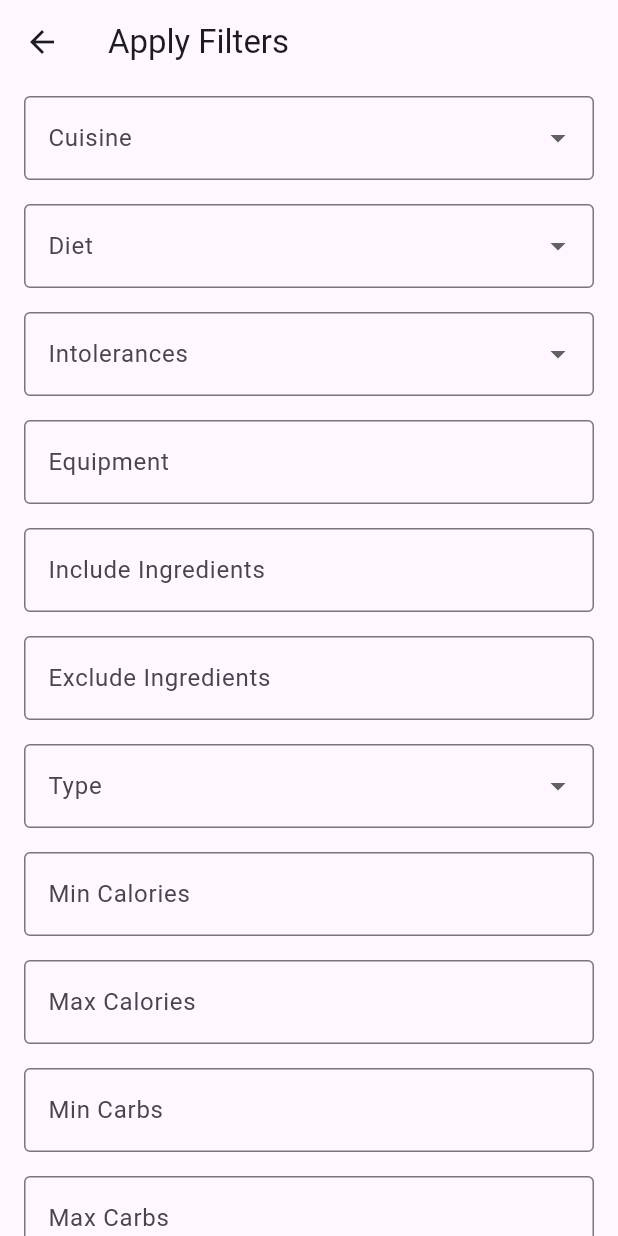
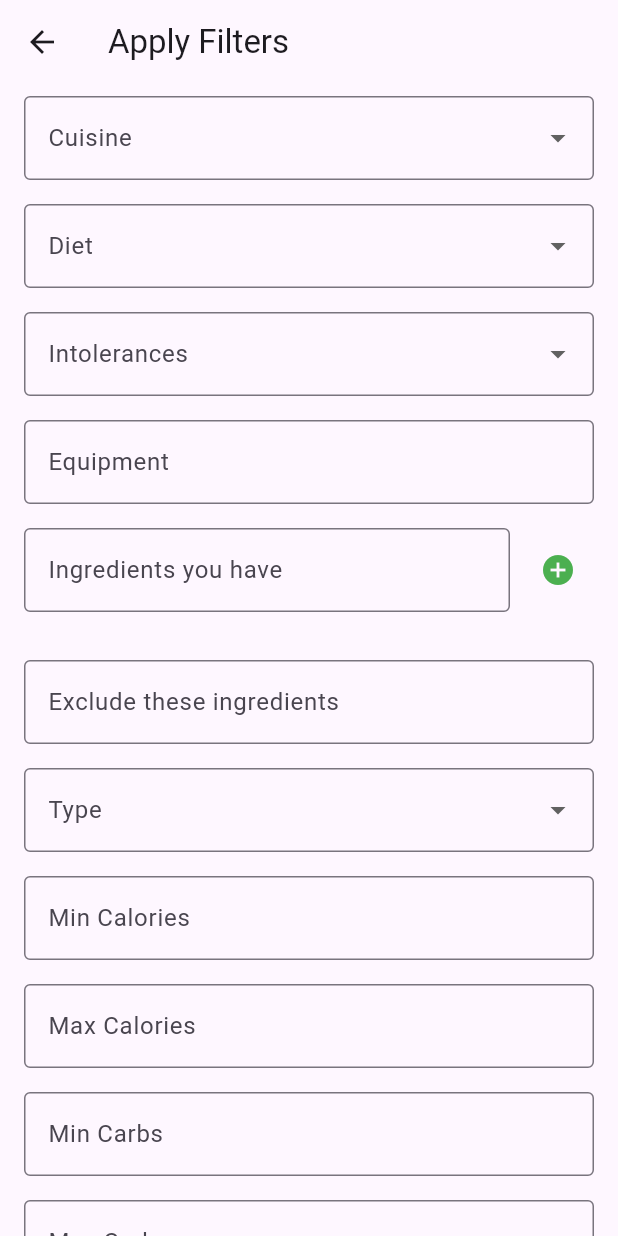
Before and after one commit to vincenzo-ray/quickbite, a Flutter app: the screen it shows after launch, after a tap on "Filters", on a phone screen of 412 x 824 dp. Run offline on Flutter 3.47's test engine with Material 3 defaults, Android fonts, the phone set to English and light mode, and no system bars; our stand-ins replace app_links, flutter_html, go_router, logger, share_plus.

Commit message:
added functionality in filter screen to search by user's ingredients they have

```diff
--- a/quickbite/lib/screens/filter_screen.dart
+++ b/quickbite/lib/screens/filter_screen.dart
@@ -17,40 +17,81 @@ class FilterScreen extends StatefulWidget {
 class FilterScreenState extends State<FilterScreen> {
   late Map<String, dynamic> _filters;
   final _controllers = <String, TextEditingController>{};
+  final List<String> _includeIngredientsList = []; // Store ingredients dynamically
 
-  // initialize all filter boxes
   @override
   void initState() {
     super.initState();
+
+    // Ensure _filters is initialized properly
     _filters = Map<String, dynamic>.from(widget.initialFilters);
-    _controllers['equipment'] =
-        TextEditingController(text: _filters['equipment']);
-    _controllers['includeIngredients'] =
-        TextEditingController(text: _filters['includeIngredients']);
-    _controllers['excludeIngredients'] =
-        TextEditingController(text: _filters['excludeIngredients']);
-    _controllers['minCalories'] =
-        TextEditingController(text: _filters['minCalories']?.toString());
-    _controllers['maxCalories'] =
-        TextEditingController(text: _filters['maxCalories']?.toString());
-    _controllers['minCarbs'] =
-        TextEditingController(text: _filters['minCarbs']?.toString());
-    _controllers['maxCarbs'] =
-        TextEditingController(text: _filters['maxCarbs']?.toString());
-    _controllers['minProtein'] =
-        TextEditingController(text: _filters['minProtein']?.toString());
-    _controllers['maxProtein'] =
-        TextEditingController(text: _filters['maxProtein']?.toString());
-    _controllers['minFat'] =
-        TextEditingController(text: _filters['minFat']?.toString());
-    _controllers['maxFat'] =
-        TextEditingController(text: _filters['maxFat']?.toString());
+
+    // Ensure includeIngredients is initialized
+    _filters['includeIngredients'] = _filters['includeIngredients'] ?? '';
+
+    // Initialize controllers for text fields
+    _controllers['equipment'] = TextEditingController(text: _filters['equipment']);
+    _controllers['excludeIngredients'] = TextEditingController(text: _filters['excludeIngredients']);
+    _controllers['includeIngredients'] = TextEditingController(); // For dynamic ingredient entry
+    _controllers['minCalories'] = TextEditingController(text: _filters['minCalories']?.toString());
+    _controllers['maxCalories'] = TextEditingController(text: _filters['maxCalories']?.toString());
+    _controllers['minCarbs'] = TextEditingController(text: _filters['minCarbs']?.toString());
+    _controllers['maxCarbs'] = TextEditingController(text: _filters['maxCarbs']?.toString());
+    _controllers['minProtein'] = TextEditingController(text: _filters['minProtein']?.toString());
+    _controllers['maxProtein'] = TextEditingController(text: _filters['maxProtein']?.toString());
+    _controllers['minFat'] = TextEditingController(text: _filters['minFat']?.toString());
+    _controllers['maxFat'] = TextEditingController(text: _filters['maxFat']?.toString());
   }
 
-  // apply filters on button press
+  // Add an ingredient to the list and clear the input field
+  void _addIngredient(String ingredient) {
+    if (ingredient.trim().isNotEmpty) {
+      setState(() {
+        if (!_includeIngredientsList.contains(ingredient.trim())) {
+          _includeIngredientsList.add(ingredient.trim());
+          print('Added ingredient: $ingredient');
+          // Show SnackBar for feedback
+          ScaffoldMessenger.of(context).showSnackBar(
+            SnackBar(
+              content: Text('Added "$ingredient" to ingredients list.'),
+              duration: const Duration(seconds: 2),
+              behavior: SnackBarBehavior.floating,
+            ),
+          );
+        } else {
+          // Show SnackBar if ingredient is already in the list
+          ScaffoldMessenger.of(context).showSnackBar(
+            SnackBar(
+              content: Text('"$ingredient" is already in the list.'),
+              duration: const Duration(seconds: 2),
+              behavior: SnackBarBehavior.floating,
+            ),
+          );
+        }
+      });
+      _controllers['includeIngredients']?.clear(); // Clear the input field
+    }
+  }
+
+  // Remove an ingredient from the list
+void _removeIngredient(String ingredient) {
+  setState(() {
+    _includeIngredientsList.remove(ingredient);
+    ScaffoldMessenger.of(context).showSnackBar(
+      SnackBar(
+        content: Text('Removed "$ingredient" from the list.'),
+        duration: const Duration(seconds: 2),
+        behavior: SnackBarBehavior.floating,
+      ),
+    );
+  });
+}
+
+  // Apply filters on button press
   void _applyFilters() {
     _filters['equipment'] = _controllers['equipment']?.text;
-    _filters['includeIngredients'] = _controllers['includeIngredients']?.text;
+    _filters['includeIngredients'] =
+        _includeIngredientsList.join(','); // Join the list as a comma-separated string
     _filters['excludeIngredients'] = _controllers['excludeIngredients']?.text;
     _filters['minCalories'] =
         double.tryParse(_controllers['minCalories']?.text ?? '');
@@ -68,13 +109,14 @@ class FilterScreenState extends State<FilterScreen> {
     _filters['maxFat'] = double.tryParse(_controllers['maxFat']?.text ?? '');
 
     widget.onFiltersApplied(_filters);
-    Navigator.pop(context); // close
+    Navigator.pop(context);
   }
 
   // Clear all filters
   void _clearFilters() {
     setState(() {
       _filters.clear();
+      _includeIngredientsList.clear();
       _controllers.forEach((key, controller) => controller.clear());
     });
   }
@@ -87,7 +129,6 @@ class FilterScreenState extends State<FilterScreen> {
     super.dispose();
   }
 
-  // Box values
   @override
   Widget build(BuildContext context) {
     return Scaffold(
@@ -123,9 +164,8 @@ class FilterScreenState extends State<FilterScreen> {
             'Southern',
             'Spanish',
             'Thai',
-                'Vietnamese'
-              ]
-          ),
+            'Vietnamese',
+          ]),
           _buildDropdown('Diet', 'diet', [
             'Gluten Free',
             'Ketogenic',
@@ -151,14 +191,19 @@ class FilterScreenState extends State<FilterScreen> {
             'Soy',
             'Sulfite',
             'Tree Nut',
-                'Wheat'
-              ]
+            'Wheat',
+          ]),
+          _buildTextField('Equipment', 'equipment'),
+
+          // Use the Include Ingredients TextField with Add Button
+          _buildTextFieldWithAddButton(
+            'Ingredients you have',
+            'includeIngredients',
           ),
-          _buildTextField('Equipment', 'equipment'),
-          _buildTextField('Include Ingredients', 'includeIngredients'),
-          _buildTextField('Exclude Ingredients', 'excludeIngredients'),
-          _buildDropdown(
-              'Type', 'type', [
+          const SizedBox(height: 16),
+
+          _buildTextField('Exclude these ingredients', 'excludeIngredients'),
+          _buildDropdown('Type', 'type', [
             'Main Course',
             'Side Dish',
             'Dessert',
@@ -172,11 +217,8 @@ class FilterScreenState extends State<FilterScreen> {
             'Marinade',
             'Fingerfood',
             'Snack',
-            'Drink'
-          ]
-
-          ),
-          // number field for numbers only
+            'Drink',
+          ]),
           _buildNumberField('Min Calories', 'minCalories'),
           _buildNumberField('Max Calories', 'maxCalories'),
           _buildNumberField('Min Carbs', 'minCarbs'),
@@ -186,8 +228,7 @@ class FilterScreenState extends State<FilterScreen> {
           _buildNumberField('Min Fat', 'minFat'),
           _buildNumberField('Max Fat', 'maxFat'),
           Padding(
-            padding: const EdgeInsets.symmetric(
-                horizontal: 16.0, vertical: 8.0),
+            padding: const EdgeInsets.symmetric(horizontal: 16.0, vertical: 8.0),
             child: Row(
               mainAxisAlignment: MainAxisAlignment.spaceEvenly,
               children: [
@@ -229,7 +270,55 @@ class FilterScreenState extends State<FilterScreen> {
     );
   }
 
-  // Text fields
+  Widget _buildTextFieldWithAddButton(String label, String key) {
+  return Column(
+    crossAxisAlignment: CrossAxisAlignment.start,
+    children: [
+      Padding(
+        padding: const EdgeInsets.symmetric(horizontal: 16.0, vertical: 8.0),
+        child: Row(
+          children: [
+            Expanded(
+              child: TextField(
+                decoration: InputDecoration(
+                  labelText: label,
+                  border: const OutlineInputBorder(),
+                ),
+                controller: _controllers[key], // Ensure controller is initialized
+              ),
+            ),
+            const SizedBox(width: 8),
+            IconButton(
+              icon: const Icon(Icons.add_circle, color: Colors.green),
+              onPressed: () {
+                final ingredient = _controllers[key]?.text.trim() ?? '';
+                if (ingredient.isNotEmpty) {
+                  print('Button pressed with ingredient: $ingredient');
+                  _addIngredient(ingredient);
+                }
+              },
+            ),
+          ],
+        ),
+      ),
+      // Display added ingredients as Chips
+      Padding(
+        padding: const EdgeInsets.symmetric(horizontal: 16.0),
+        child: Wrap(
+          spacing: 8,
+          runSpacing: 4,
+          children: _includeIngredientsList.map((ingredient) {
+            return Chip(
+              label: Text(ingredient),
+              onDeleted: () => _removeIngredient(ingredient),
+            );
+          }).toList(),
+        ),
+      ),
+    ],
+  );
+}
+
   Widget _buildTextField(String label, String key) {
     return Padding(
       padding: const EdgeInsets.symmetric(horizontal: 16.0, vertical: 8.0),
@@ -246,7 +335,6 @@ class FilterScreenState extends State<FilterScreen> {
     );
   }
 
-  // Number fields
   Widget _buildNumberField(String label, String key) {
     return Padding(
       padding: const EdgeInsets.symmetric(horizontal: 16.0, vertical: 8.0),
@@ -264,7 +352,6 @@ class FilterScreenState extends State<FilterScreen> {
     );
   }
 
-  // Drop downs
   Widget _buildDropdown(String label, String key, List<String> options) {
     return Padding(
       padding: const EdgeInsets.symmetric(horizontal: 16.0, vertical: 8.0),
```
Lines whose indentation alone changed are shown as unchanged.
